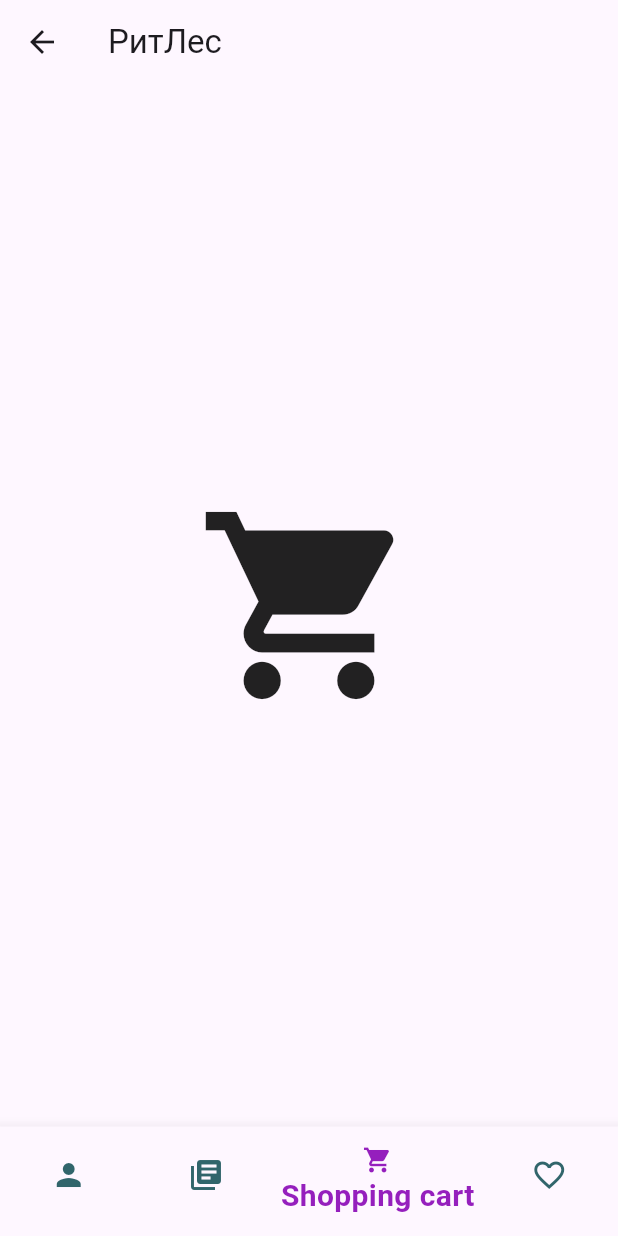
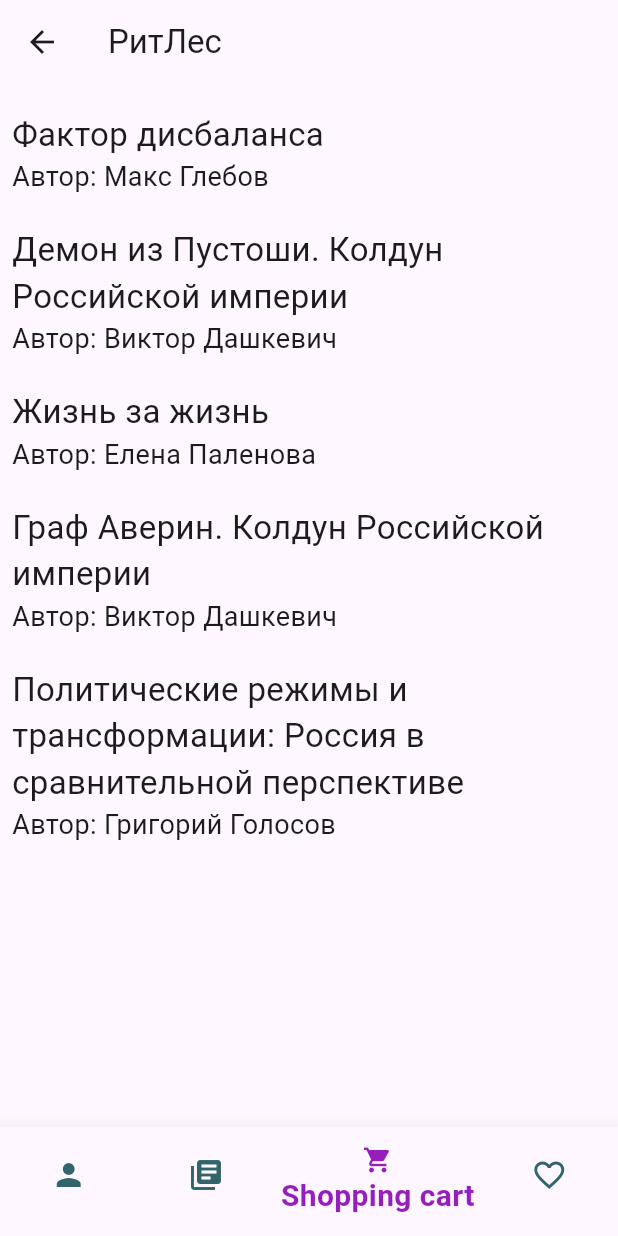
Before and after one commit to SofiyaVasileva/book_shop, a Flutter app: the MainPage screen opened directly, item 3 of the bottom bar chosen, on a phone screen of 412 x 824 dp. Run offline on Flutter 3.47's test engine with Material 3 defaults, Android fonts, the phone set to English and light mode, and no system bars; network calls fail.

Commit message:
New comm4

```diff
--- a/lib/catalog.dart
+++ b/lib/catalog.dart
@@ -1,5 +1,10 @@
 import 'package:flutter/material.dart';
 import 'package:vasilueva_bookshop/data.dart';
+
+
+const List<String> users = <String>["Фактор дисбаланса", "Демон из Пустоши. Колдун Российской империи", "Жизнь за жизнь", "Граф Аверин. Колдун Российской империи", "Политические режимы и трансформации: Россия в сравнительной перспективе"];
+const List<String> companies = <String>["Макс Глебов", "Виктор Дашкевич", "Елена Паленова", "Виктор Дашкевич", "Григорий Голосов"];
+
 
 class MainPage extends StatefulWidget{
   const MainPage({ super.key});
@@ -41,12 +46,23 @@ static final List<Widget> _pages = <Widget>[
     return ConstrCatalog(nameBook: bookList[index].name, bookCover: bookList[index].cover, bookAuthor: bookList[index].author, shortDesc: bookList[index].desc,);
   }
   ),
-
-  const Icon(
-    //Листвью, товары, +-, подстчет общей суммы стоимости
-    Icons.shopping_cart,
-    size: 150,
-  ),
+//Листвью, товары, +-, подстчет общей суммы стоимости
+  ListView.builder(
+   padding: const EdgeInsets.all(8),
+   itemCount: users.length,
+  itemBuilder: (BuildContext context, int index) {
+      return Container(
+       padding: EdgeInsets.symmetric(vertical: 10),
+       child: Column(
+          crossAxisAlignment: CrossAxisAlignment.start,
+          children: [
+              Text(users[index], style: TextStyle(fontSize: 22)),
+              Text("Автор: ${companies[index]}", style: TextStyle(fontSize: 18))
+            ],
+          ),
+         );
+       }
+    ),
 
   const Icon(
     //Как товары, но все с активными сердцами
```
